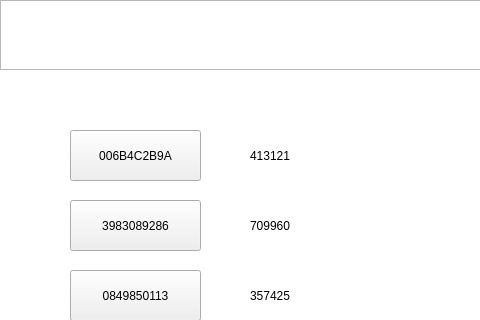
Old version of the form SmartCabinet/Device/devicesimulate.ui in the repository birdman1992/SmartCabinet; both pictures show x 0 to 480 and y 0 to 320 of the 640 by 480 pixel window.
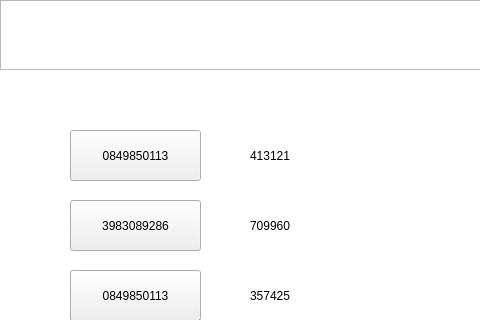
New version of the form.

The edit to the form file:
```diff
--- a/SmartCabinet/Device/devicesimulate.ui
+++ b/SmartCabinet/Device/devicesimulate.ui
@@ -72,7 +72,7 @@
         <enum>Qt::NoFocus</enum>
        </property>
        <property name="text">
-        <string>006B4C2B9A</string>
+        <string>0849850113</string>
        </property>
       </widget>
       <widget class="QPushButton" name="pushButton_2">
```
